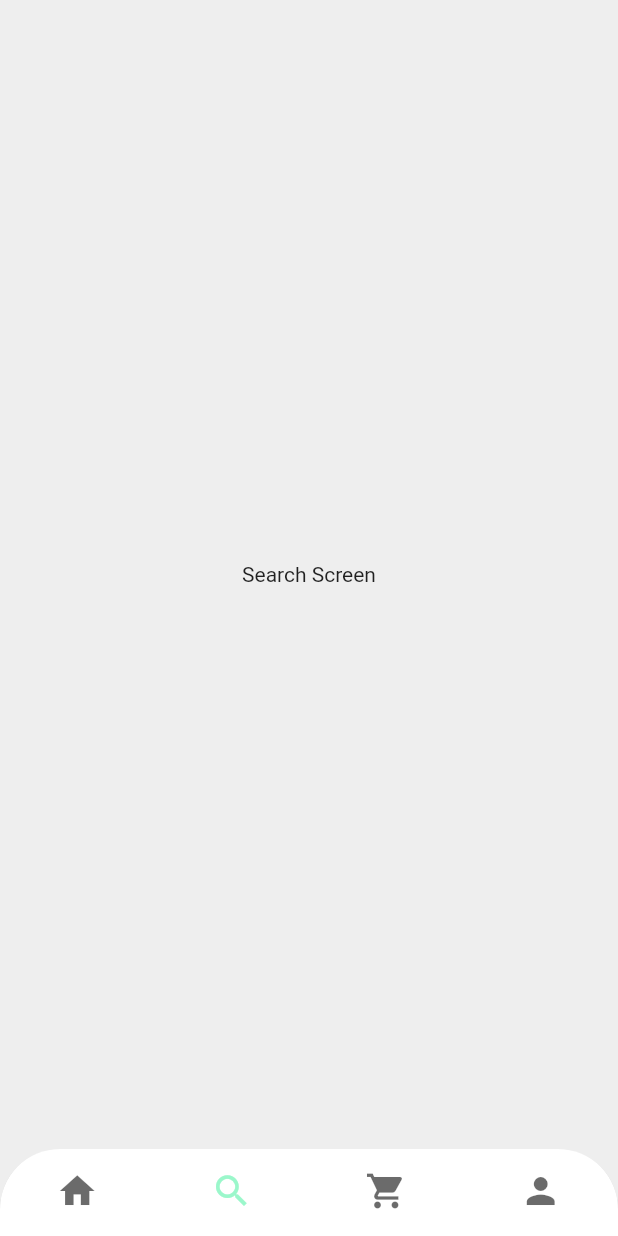
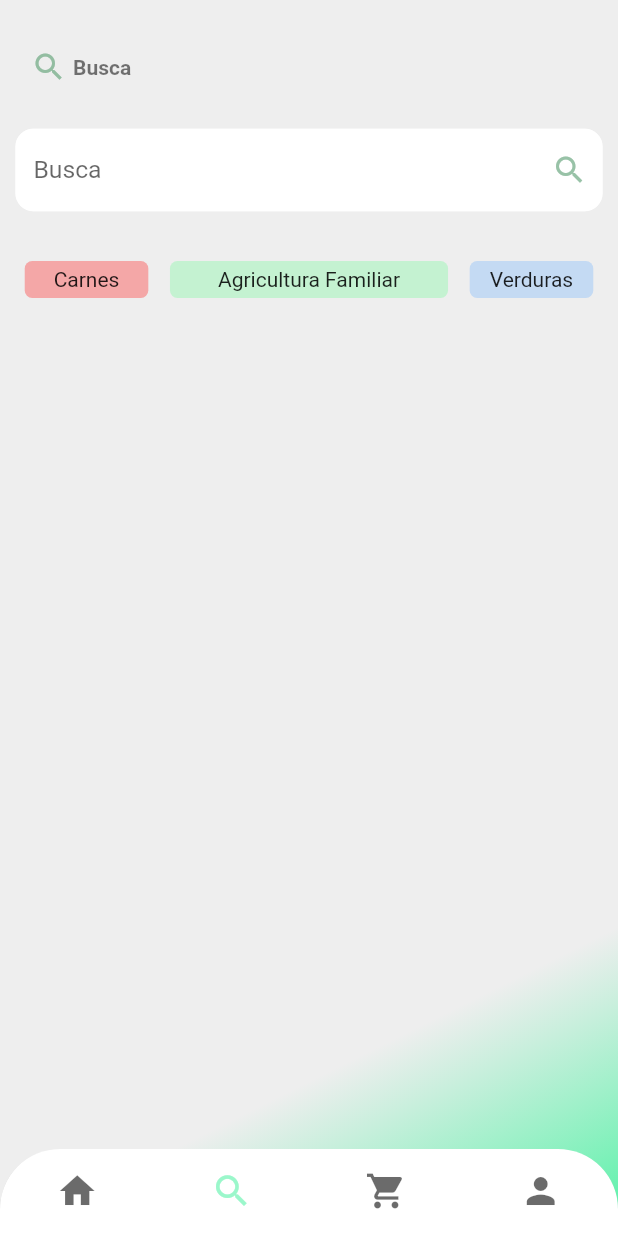
Before and after one commit to Kzrtt/projeto_organicos, a Flutter app: the HomeTab screen opened by its route, item 2 of the bottom bar chosen, on a phone screen of 412 x 824 dp. Run offline on Flutter 3.47's test engine with Material 2 defaults, Android fonts, the phone set to English and light mode, and no system bars.

Commit message:
design das telas

```diff
--- a/lib/screens/homeScreen.dart
+++ b/lib/screens/homeScreen.dart
@@ -11,45 +11,6 @@ class HomeScreen extends StatefulWidget {
 }
 
 class _HomeScreenState extends State<HomeScreen> {
-  /*
-  Widget get bottomNavigationBar {
-    return ClipRRect(
-      borderRadius: const BorderRadius.only(
-        topRight: Radius.circular(40),
-        topLeft: Radius.circular(40),
-      ),
-      child: BottomNavigationBar(
-        elevation: 6,
-        backgroundColor: Colors.white,
-        selectedItemColor: Colors.black,
-        iconSize: 28,
-        unselectedItemColor: Colors.black,
-        showSelectedLabels: false,
-        showUnselectedLabels: false,
-        type: BottomNavigationBarType.fixed,
-        items: const [
-          BottomNavigationBarItem(
-            icon: Icon(Icons.home),
-            label: 'Home',
-          ),
-          BottomNavigationBarItem(
-            icon: Icon(Icons.search),
-            label: 'Busca',
-          ),
-          BottomNavigationBarItem(
-            icon: Icon(Icons.shopping_cart),
-            label: 'Carrinho',
-          ),
-          BottomNavigationBarItem(
-            icon: Icon(Icons.person),
-            label: 'Perfil',
-          ),
-        ],
-      ),
-    );
-  }
-  */
-
   @override
   Widget build(BuildContext context) {
     return LayoutBuilder(
@@ -68,7 +29,7 @@ class _HomeScreenState extends State<HomeScreen> {
           ),
           child: SingleChildScrollView(
             child: SizedBox(
-              height: constraints.maxHeight * 1.1,
+              height: constraints.maxHeight * 1.2,
               width: constraints.maxWidth,
               child: Column(
                 crossAxisAlignment: CrossAxisAlignment.start,
@@ -139,11 +100,10 @@ class _HomeScreenState extends State<HomeScreen> {
                     ),
                   ),
                   Expanded(
-                    flex: 3,
+                    flex: 5,
                     child: Column(
                       crossAxisAlignment: CrossAxisAlignment.start,
                       children: [
-                        SizedBox(height: constraints.maxHeight * .02),
                         Center(
                           child: Container(
                             height: constraints.maxHeight * .06,
--- a/lib/screens/homeTab.dart
+++ b/lib/screens/homeTab.dart
@@ -62,6 +62,8 @@ class _HomeTabState extends State<HomeTab> {
   @override
   Widget build(BuildContext context) {
     return Scaffold(
+      resizeToAvoidBottomInset: false,
+      extendBody: true,
       backgroundColor: const Color.fromRGBO(238, 238, 238, 1),
       bottomNavigationBar: bottomNavigationBar,
       body: Center(
--- a/lib/screens/searchScreen.dart
+++ b/lib/screens/searchScreen.dart
@@ -1,4 +1,5 @@
 import 'package:flutter/cupertino.dart';
+import 'package:flutter/material.dart';
 import 'package:flutter/src/foundation/key.dart';
 import 'package:flutter/src/widgets/framework.dart';
 
@@ -12,8 +13,123 @@ class SearchScreen extends StatefulWidget {
 class _SearchScreenState extends State<SearchScreen> {
   @override
   Widget build(BuildContext context) {
-    return const Center(
-      child: Text("Search Screen"),
+    return LayoutBuilder(
+      builder: (context, constraints) {
+        return Container(
+          height: constraints.maxHeight,
+          width: constraints.maxWidth,
+          decoration: const BoxDecoration(
+            gradient: LinearGradient(
+              begin: Alignment.topLeft,
+              stops: [0.8, 1],
+              end: Alignment.bottomRight,
+              colors: [
+                Color.fromRGBO(238, 238, 238, 1),
+                Color.fromRGBO(83, 242, 166, 1),
+              ],
+            ),
+          ),
+          child: Column(
+            children: [
+              SizedBox(height: constraints.maxHeight * .025),
+              Padding(
+                padding: EdgeInsets.all(constraints.maxHeight * .015),
+                child: Row(
+                  mainAxisAlignment: MainAxisAlignment.spaceBetween,
+                  children: [
+                    Padding(
+                      padding:
+                          EdgeInsets.only(left: constraints.maxWidth * .02),
+                      child: Row(
+                        children: [
+                          const Icon(
+                            Icons.search,
+                            color: Color.fromRGBO(108, 168, 129, 0.7),
+                          ),
+                          SizedBox(width: constraints.maxWidth * .01),
+                          const Text(
+                            "Busca",
+                            style: TextStyle(
+                              color: Color.fromRGBO(18, 18, 18, 0.58),
+                              fontWeight: FontWeight.bold,
+                            ),
+                          ),
+                        ],
+                      ),
+                    ),
+                  ],
+                ),
+              ),
+              SizedBox(height: constraints.maxHeight * .02),
+              SizedBox(
+                height: constraints.maxHeight * .08,
+                width: constraints.maxWidth * .95,
+                child: TextField(
+                  decoration: InputDecoration(
+                    filled: true,
+                    fillColor: Colors.white,
+                    enabledBorder: OutlineInputBorder(
+                      borderSide: BorderSide(
+                          color: Colors.white,
+                          width: constraints.maxWidth * .03),
+                      borderRadius: const BorderRadius.all(
+                        Radius.circular(12),
+                      ),
+                    ),
+                    suffixIcon: const Icon(
+                      Icons.search,
+                      color: Color.fromRGBO(108, 168, 129, 0.7),
+                    ),
+                    hintText: "Busca",
+                    hintStyle: TextStyle(
+                      fontSize: constraints.maxHeight * .02,
+                    ),
+                  ),
+                ),
+              ),
+              SizedBox(height: constraints.maxHeight * .015),
+              Padding(
+                padding: EdgeInsets.symmetric(
+                  vertical: constraints.maxHeight * .012,
+                  horizontal: constraints.maxWidth * .04,
+                ),
+                child: Row(
+                  mainAxisAlignment: MainAxisAlignment.spaceBetween,
+                  children: [
+                    Container(
+                      height: constraints.maxHeight * .03,
+                      width: constraints.maxWidth * .2,
+                      decoration: const BoxDecoration(
+                        borderRadius: BorderRadius.all(Radius.circular(5)),
+                        color: Color.fromRGBO(255, 23, 23, 0.33),
+                      ),
+                      child: const Center(child: Text("Carnes")),
+                    ),
+                    Container(
+                      height: constraints.maxHeight * .03,
+                      width: constraints.maxWidth * .45,
+                      decoration: const BoxDecoration(
+                        borderRadius: BorderRadius.all(Radius.circular(5)),
+                        color: Color.fromRGBO(112, 250, 151, 0.33),
+                      ),
+                      child: const Center(child: Text("Agricultura Familiar")),
+                    ),
+                    Container(
+                      height: constraints.maxHeight * .03,
+                      width: constraints.maxWidth * .2,
+                      decoration: const BoxDecoration(
+                        borderRadius: BorderRadius.all(Radius.circular(5)),
+                        color: Color.fromRGBO(111, 176, 253, 0.33),
+                      ),
+                      child: const Center(child: Text("Verduras")),
+                    ),
+                  ],
+                ),
+              ),
+            ],
+          ),
+        );
+      },
     );
   }
 }
```
